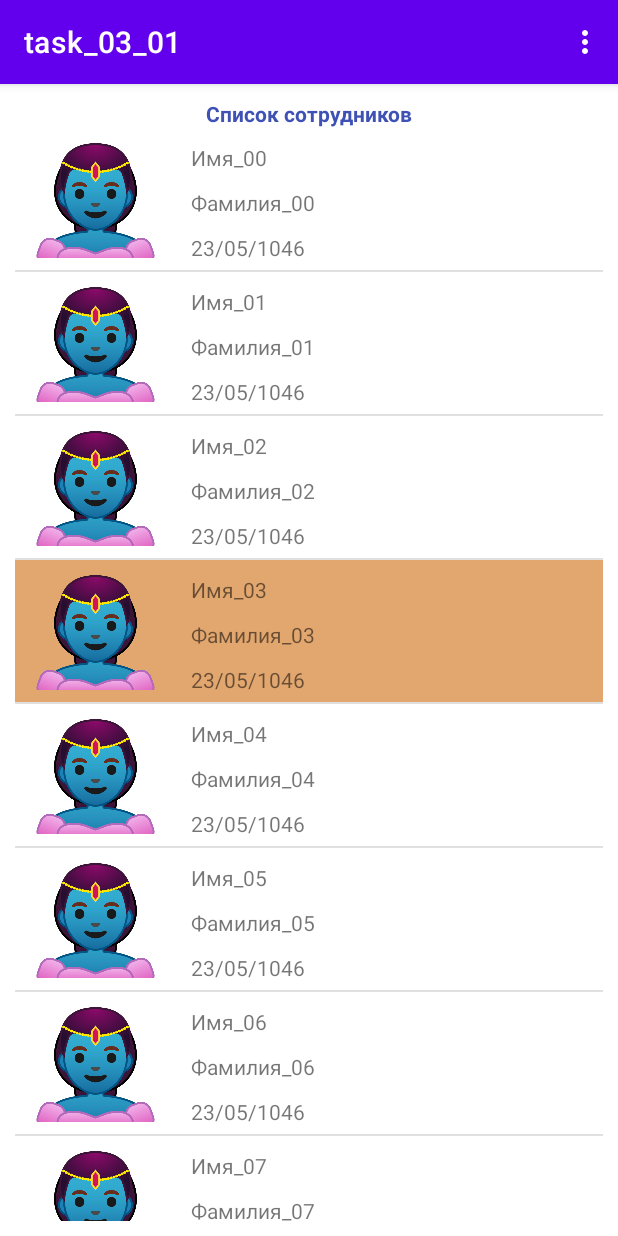
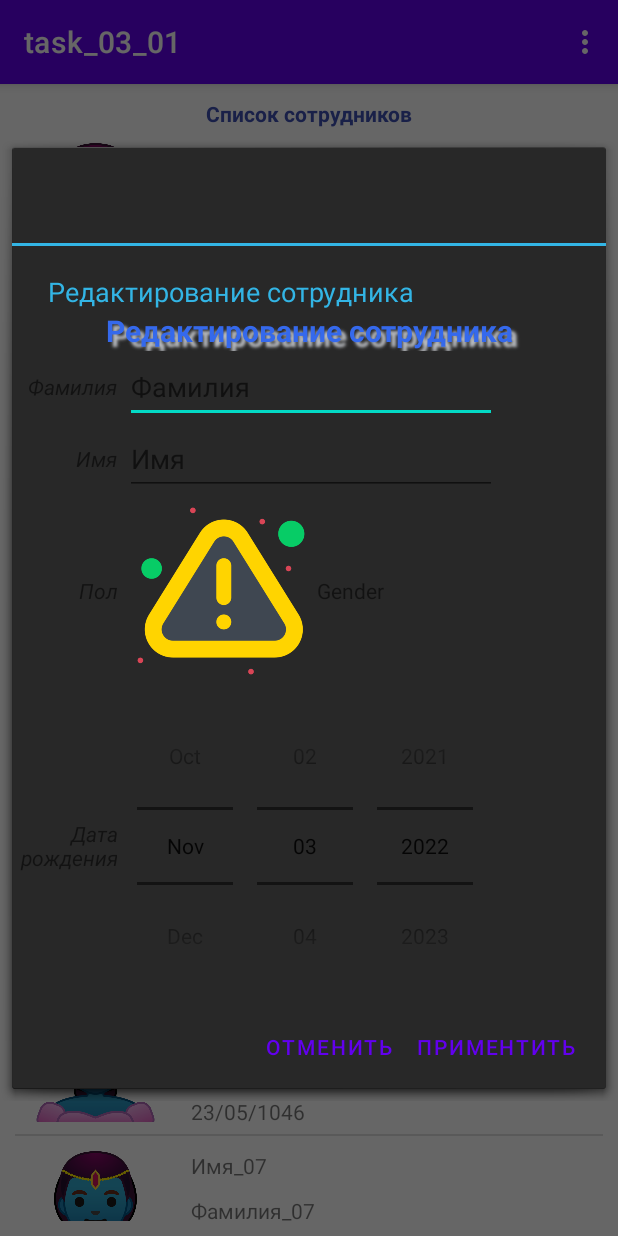
Before and after one commit to alcuritsin/Android_VPU_021_Kuricyn_HW_03, an Android app: the screen it shows after launch (MainActivity), in the options menu, after a tap on an icon or button, on a phone screen of 412 x 824 dp. Run offline under Robolectric (Android 15) with nearby library versions, the phone set to English and light mode, and no system bars.

Commit message:
Add AlertDialog --design Добавлен дизай AlertDialog.

```diff
--- a/task_03_01/build.gradle
+++ b/task_03_01/build.gradle
@@ -33,6 +33,7 @@ dependencies {
     implementation 'androidx.appcompat:appcompat:1.5.1'
     implementation 'com.google.android.material:material:1.6.1'
     implementation 'androidx.constraintlayout:constraintlayout:2.1.4'
+    implementation 'androidx.gridlayout:gridlayout:1.0.0'
     testImplementation 'junit:junit:4.13.2'
     androidTestImplementation 'androidx.test.ext:junit:1.1.3'
     androidTestImplementation 'androidx.test.espresso:espresso-core:3.4.0'
--- a/task_03_01/src/main/java/com/example/task_03_01/MainActivity.java
+++ b/task_03_01/src/main/java/com/example/task_03_01/MainActivity.java
@@ -2,17 +2,21 @@ package com.example.task_03_01;
 
 import static android.content.ContentValues.TAG;
 
+import androidx.appcompat.app.AlertDialog;
 import androidx.appcompat.app.AppCompatActivity;
 import androidx.appcompat.view.menu.MenuBuilder;
 
 import android.annotation.SuppressLint;
+import android.content.DialogInterface;
 import android.content.res.AssetManager;
 import android.graphics.Bitmap;
 import android.graphics.BitmapFactory;
 import android.graphics.Color;
 import android.os.Bundle;
 import android.util.Log;
+import android.view.LayoutInflater;
 import android.view.Menu;
+import android.view.MenuItem;
 import android.view.View;
 import android.view.ViewGroup;
 import android.widget.AdapterView;
@@ -23,7 +27,6 @@ import android.widget.TextView;
 
 import java.io.IOException;
 import java.io.InputStream;
-import java.lang.reflect.Array;
 import java.util.ArrayList;
 import java.util.Calendar;
 import java.util.GregorianCalendar;
@@ -34,6 +37,8 @@ public class MainActivity extends AppCompatActivity {
     private ListView lvHumans;
 
     private static Bitmap pngMale, pngFemale;
+
+    private static AlertDialog alertDialog;
 
     /** Цвет фона не выбранного элемента */
     private int nrmColor = Color.TRANSPARENT;
@@ -83,7 +88,7 @@ public class MainActivity extends AppCompatActivity {
         this.lvHumans = (ListView) this.findViewById(R.id.lvHumans);
 
         //--    Создание адаптера Данных
-        ArrayAdapter<Human> adapter = new ArrayAdapter<Human>(this, R.layout.human_item, R.id.tvFirstName, humans) {
+        ArrayAdapter<Human> adapter = new ArrayAdapter<Human>(this, R.layout.human_item, R.id.tvFirstNameDialog, humans) {
             @Override
             public View getView (int position, View convertView, ViewGroup parent)
             {
@@ -93,8 +98,8 @@ public class MainActivity extends AppCompatActivity {
                 Human H = this.getItem(position);
 
                 //--    Получение ссылок на виджеты, для отображения информации
-                TextView tvLastName = (TextView) view.findViewById(R.id.tvLastName);
-                TextView tvFirstName = (TextView) view.findViewById(R.id.tvFirstName);
+                TextView tvLastName = (TextView) view.findViewById(R.id.tvLastNameDialog);
+                TextView tvFirstName = (TextView) view.findViewById(R.id.tvFirstNameDialog);
                 TextView tvBirthDay = (TextView) view.findViewById(R.id.tvBirthDay);
 
                 ImageView ivIcon = (ImageView) view.findViewById(R.id.ivIcon);
@@ -144,6 +149,11 @@ public class MainActivity extends AppCompatActivity {
                 MainActivity.this.curView.setBackgroundColor(MainActivity.this.slctColor);
             }
         });
+
+        //----
+        initAlertDialog();
+
+
     }
 
     @SuppressLint("RestrictedApi")
@@ -162,6 +172,12 @@ public class MainActivity extends AppCompatActivity {
 
         return true;
     }
+    public boolean onOptionsItemSelected(MenuItem item)
+    {
+        alertDialog.show();
+        return true;
+    }
+
 
 
     private int getRandomNumberInRange (int min, int max)
@@ -191,4 +207,36 @@ public class MainActivity extends AppCompatActivity {
         return null;
     }
 
+    private void initAlertDialog(){
+        //--    Создание объекта 'Builder'
+        AlertDialog.Builder builder = new AlertDialog.Builder(this, android.R.style.Theme_Holo_Dialog);
+
+        //--    Формирование заголовка окна и его содержимого
+        builder.setTitle("Редактирование сотрудника");
+
+        LayoutInflater inflater = this.getLayoutInflater();
+
+        View view = inflater.inflate(R.layout.dialog_human_content, null, false);
+
+        builder.setView(view);
+
+        //--    Назначение кнопок
+        builder.setPositiveButton("Приментить", new DialogInterface.OnClickListener() {
+            @Override
+            public void onClick(DialogInterface dialogInterface, int i) {
+
+            }
+        });
+        builder.setNegativeButton("Отменить", new DialogInterface.OnClickListener() {
+            @Override
+            public void onClick(DialogInterface dialogInterface, int i) {
+
+            }
+        });
+
+        alertDialog = builder.create();
+
+    }
+
+
 }
--- /dev/null
+++ b/task_03_01/src/main/res/layout/dialog_human_content.xml
@@ -0,0 +1,142 @@
+<?xml version="1.0" encoding="utf-8"?>
+<RelativeLayout xmlns:android="http://schemas.android.com/apk/res/android"
+    xmlns:app="http://schemas.android.com/apk/res-auto"
+    xmlns:tools="http://schemas.android.com/tools"
+    android:layout_width="match_parent"
+    android:layout_height="wrap_content">
+
+    <TextView
+        android:id="@+id/tvTitleDialog"
+        android:layout_width="match_parent"
+        android:layout_height="wrap_content"
+        android:shadowColor="#BEC1C6"
+        android:shadowDx="5"
+        android:shadowDy="5"
+        android:shadowRadius="2"
+        android:text="Редактирование сотрудника"
+        android:textAlignment="center"
+        android:textColor="#3569EC"
+        android:textSize="20sp"
+        android:textStyle="bold" />
+
+    <TableLayout
+        android:layout_width="wrap_content"
+        android:layout_height="wrap_content"
+        android:layout_below="@+id/tvTitleDialog"
+        android:layout_marginTop="0dp">
+
+        <TableRow
+            android:layout_width="match_parent"
+            android:layout_height="wrap_content">
+
+            <TextView
+                android:id="@+id/tvFirstNameDialog"
+                android:layout_width="wrap_content"
+                android:layout_height="match_parent"
+                android:layout_marginLeft="5dp"
+                android:layout_marginRight="5dp"
+                android:gravity="center_vertical|end"
+                android:text="Фамилия"
+                android:textStyle="italic" />
+
+            <EditText
+                android:id="@+id/etFirstNameDialog"
+                android:layout_width="match_parent"
+                android:layout_height="wrap_content"
+                android:ems="10"
+                android:hint="Фамилия"
+                android:inputType="textPersonName"
+                android:minHeight="48dp" />
+        </TableRow>
+
+        <TableRow
+            android:layout_width="match_parent"
+            android:layout_height="match_parent">
+
+            <TextView
+                android:id="@+id/tvLastNameDialog"
+                android:layout_width="wrap_content"
+                android:layout_height="match_parent"
+                android:layout_marginLeft="5dp"
+                android:layout_marginRight="5dp"
+                android:gravity="center_vertical|end"
+                android:text="Имя"
+                android:textStyle="italic" />
+
+            <EditText
+                android:id="@+id/etLastNameDialog"
+                android:layout_width="match_parent"
+                android:layout_height="wrap_content"
+                android:ems="10"
+                android:hint="Имя"
+                android:inputType="textPersonName"
+                android:minHeight="48dp" />
+        </TableRow>
+
+        <TableRow
+            android:layout_width="match_parent"
+            android:layout_height="match_parent">
+
+            <TextView
+                android:id="@+id/tvGenderDialog"
+                android:layout_width="wrap_content"
+                android:layout_height="match_parent"
+                android:layout_marginLeft="5dp"
+                android:layout_marginRight="5dp"
+                android:gravity="center_vertical|end"
+                android:text="Пол"
+                android:textStyle="italic" />
+
+            <TableLayout
+                android:layout_width="match_parent"
+                android:layout_height="match_parent">
+
+                <TableRow
+                    android:layout_width="match_parent"
+                    android:layout_height="match_parent">
+
+                    <ImageView
+                        android:id="@+id/imageView"
+                        android:layout_width="128dp"
+                        android:layout_height="128dp"
+                        android:maxWidth="128dp"
+                        app:srcCompat="@drawable/error" />
+
+                    <TextView
+                        android:id="@+id/tvGenderValueDialog"
+                        android:layout_width="match_parent"
+                        android:layout_height="match_parent"
+                        android:foregroundGravity="center"
+                        android:gravity="center"
+                        android:text="Gender"
+                        app:layout_gravity="center" />
+                </TableRow>
+
+            </TableLayout>
+
+        </TableRow>
+
+        <TableRow
+            android:layout_width="match_parent"
+            android:layout_height="match_parent">
+
+            <TextView
+                android:id="@+id/tvBirthDayDialog"
+                android:layout_width="wrap_content"
+                android:layout_height="match_parent"
+                android:layout_marginLeft="5dp"
+                android:layout_marginRight="5dp"
+                android:gravity="center_vertical|end"
+                android:text="Дата\nрождения"
+                android:textStyle="italic" />
+
+            <DatePicker
+                android:id="@+id/datePicker1"
+                android:layout_width="wrap_content"
+                android:layout_height="wrap_content"
+                android:calendarViewShown="false"
+                android:datePickerMode="spinner" />
+        </TableRow>
+    </TableLayout>
+
+</RelativeLayout>
--- a/task_03_01/src/main/res/layout/human_item.xml
+++ b/task_03_01/src/main/res/layout/human_item.xml
@@ -29,7 +29,7 @@
             android:orientation="vertical">
 
             <TextView
-                android:id="@+id/tvLastName"
+                android:id="@+id/tvLastNameDialog"
                 android:layout_width="match_parent"
                 android:layout_height="wrap_content"
                 android:paddingLeft="10dp"
@@ -38,7 +38,7 @@
                 android:text="Имя" />
 
             <TextView
-                android:id="@+id/tvFirstName"
+                android:id="@+id/tvFirstNameDialog"
                 android:layout_width="match_parent"
                 android:layout_height="wrap_content"
                 android:paddingLeft="10dp"
```
